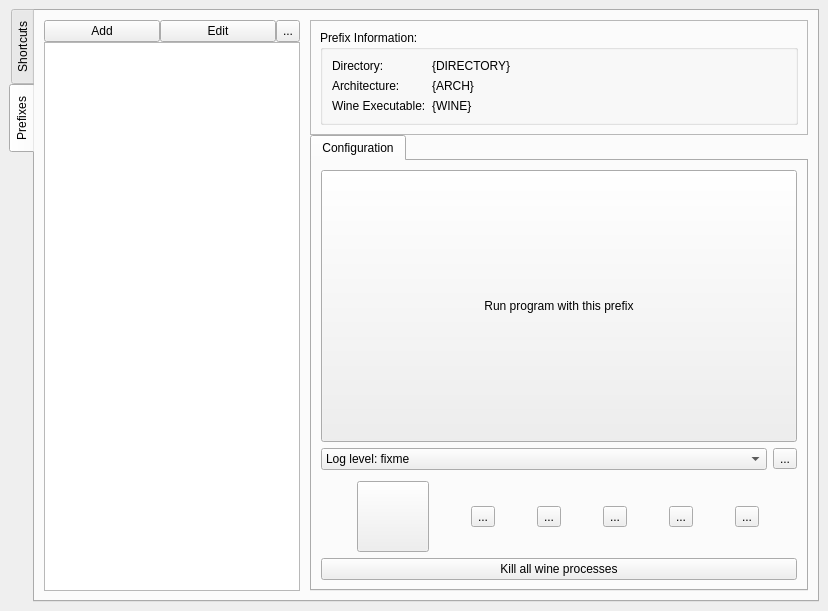
This is lib/ui/main.ui in Fisk24/Yawpm as Qt 5 draws it before an edit. The edited form follows.
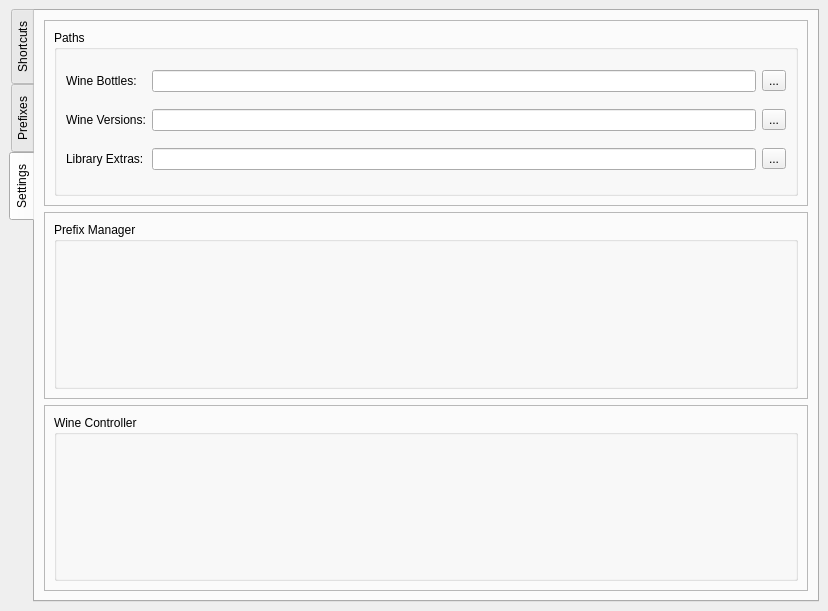
This is the edited form. The open tabs and pages were chosen to show the change. Icons and pictures are not drawn.

What changed in the file:
```diff
--- a/lib/ui/main.ui
+++ b/lib/ui/main.ui
@@ -498,6 +498,123 @@
         </item>
        </layout>
       </widget>
+      <widget class="QWidget" name="settingsTab">
+       <attribute name="title">
+        <string>Settings</string>
+       </attribute>
+       <layout class="QGridLayout" name="gridLayout_7">
+        <item row="0" column="0">
+         <widget class="QFrame" name="frame">
+          <property name="frameShape">
+           <enum>QFrame::StyledPanel</enum>
+          </property>
+          <property name="frameShadow">
+           <enum>QFrame::Raised</enum>
+          </property>
+          <layout class="QGridLayout" name="gridLayout_9">
+           <item row="0" column="0">
+            <widget class="QGroupBox" name="groupBox_2">
+             <property name="title">
+              <string>Paths</string>
+             </property>
+             <layout class="QGridLayout" name="gridLayout_8">
+              <item row="1" column="0">
+               <widget class="QLabel" name="label_5">
+                <property name="text">
+                 <string>Wine Versions:</string>
+                </property>
+               </widget>
+              </item>
+              <item row="0" column="1">
+               <widget class="QLineEdit" name="wineBottlesLineEdit"/>
+              </item>
+              <item row="0" column="2">
+               <widget class="QToolButton" name="toolButton">
+                <property name="text">
+                 <string>...</string>
+                </property>
+               </widget>
+              </item>
+              <item row="1" column="1">
+               <widget class="QLineEdit" name="lineEdit_2"/>
+              </item>
+              <item row="1" column="2">
+               <widget class="QToolButton" name="toolButton_2">
+                <property name="text">
+                 <string>...</string>
+                </property>
+               </widget>
+              </item>
+              <item row="0" column="0">
+               <widget class="QLabel" name="label_4">
+                <property name="text">
+                 <string>Wine Bottles:</string>
+                </property>
+               </widget>
+              </item>
+              <item row="2" column="0">
+               <widget class="QLabel" name="label_6">
+                <property name="text">
+                 <string>Library Extras:</string>
+                </property>
+               </widget>
+              </item>
+              <item row="2" column="1">
+               <widget class="QLineEdit" name="lineEdit_3"/>
+              </item>
+              <item row="2" column="2">
+               <widget class="QToolButton" name="toolButton_3">
+                <property name="text">
+                 <string>...</string>
+                </property>
+               </widget>
+              </item>
+             </layout>
+            </widget>
+           </item>
+          </layout>
+         </widget>
+        </item>
+        <item row="2" column="0">
+         <widget class="QFrame" name="frame_2">
+          <property name="frameShape">
+           <enum>QFrame::StyledPanel</enum>
+          </property>
+          <property name="frameShadow">
+           <enum>QFrame::Raised</enum>
+          </property>
+          <layout class="QGridLayout" name="gridLayout_10">
+           <item row="0" column="0">
+            <widget class="QGroupBox" name="groupBox_3">
+             <property name="title">
+              <string>Wine Controller</string>
+             </property>
+            </widget>
+           </item>
+          </layout>
+         </widget>
+        </item>
+        <item row="1" column="0">
+         <widget class="QFrame" name="frame_4">
+          <property name="frameShape">
+           <enum>QFrame::StyledPanel</enum>
+          </property>
+          <property name="frameShadow">
+           <enum>QFrame::Raised</enum>
+          </property>
+          <layout class="QGridLayout" name="gridLayout_11">
+           <item row="0" column="0">
+            <widget class="QGroupBox" name="groupBox_4">
+             <property name="title">
+              <string>Prefix Manager</string>
+             </property>
+            </widget>
+           </item>
+          </layout>
+         </widget>
+        </item>
+       </layout>
+      </widget>
      </widget>
     </item>
    </layout>
```
Left out of the diff: 7 changed lines with no effect on the pictures.
